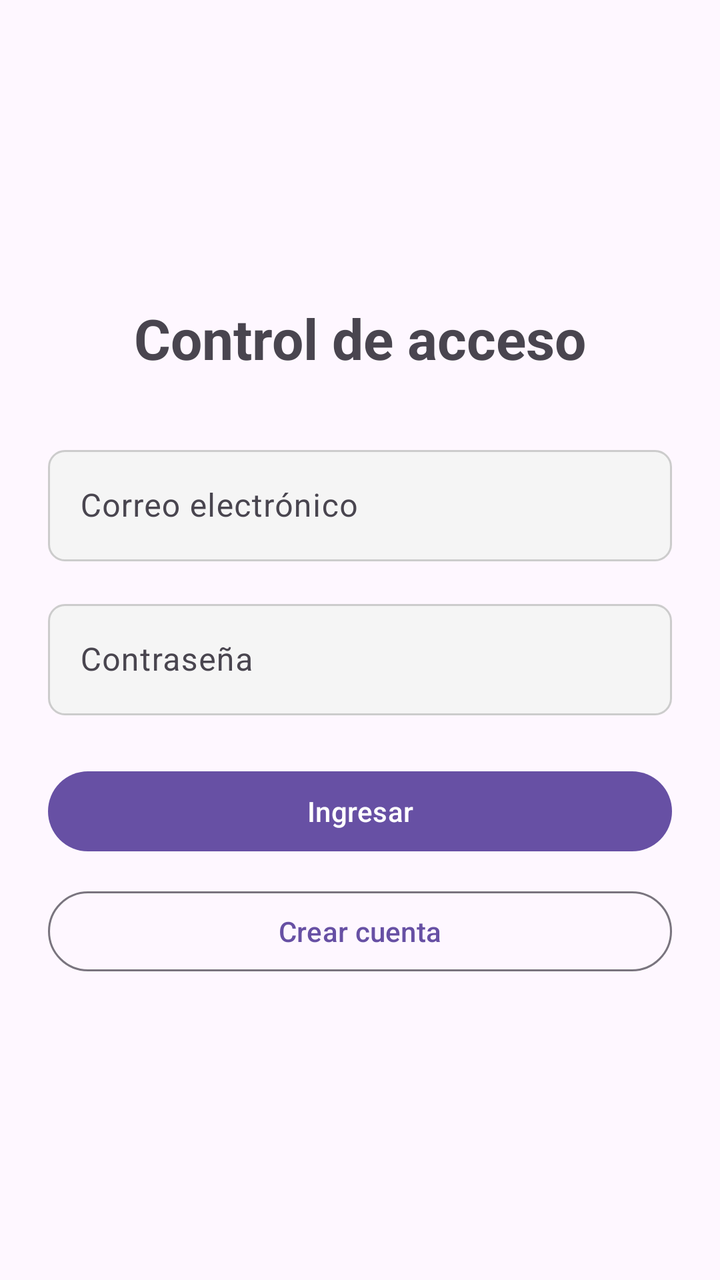
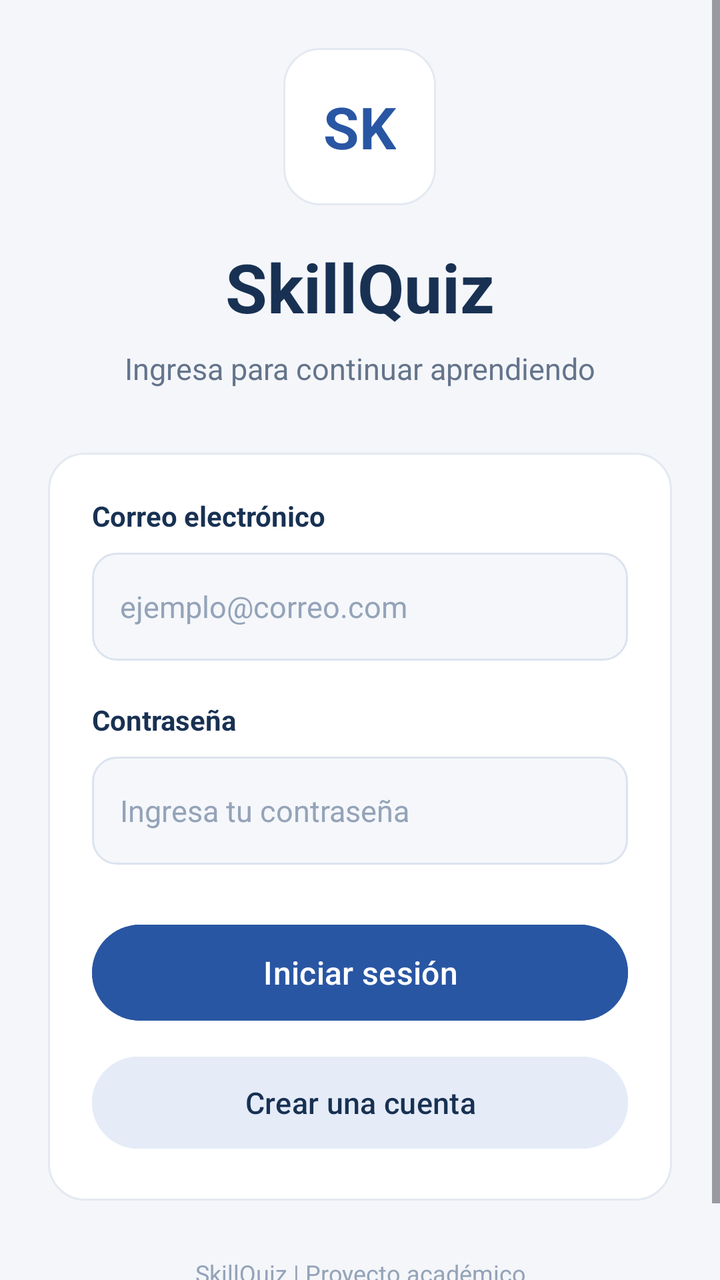

The first picture is an Android layout as it rendered before a commit; the second is the same layout after the commit. The layout source and the unified diff follow.
<!-- AndroidManifest.xml: application theme Theme.SkillQuizNuevo -->
<!-- res/layout/activity_login.xml -->
<?xml version="1.0" encoding="utf-8"?>
<LinearLayout xmlns:android="http://schemas.android.com/apk/res/android"
    android:layout_width="match_parent"
    android:layout_height="match_parent"
    android:orientation="vertical"
    android:padding="24dp"
    android:gravity="center">

    <TextView
        android:layout_width="wrap_content"
        android:layout_height="wrap_content"
        android:text="Control de acceso"
        android:textSize="28sp"
        android:textStyle="bold"
        android:layout_marginBottom="32dp" />

    <com.google.android.material.textfield.TextInputLayout
        android:layout_width="match_parent"
        android:layout_height="wrap_content"
        android:layout_marginBottom="16dp">

        <com.google.android.material.textfield.TextInputEditText
            android:id="@+id/etEmail"
            android:layout_width="match_parent"
            android:layout_height="wrap_content"
            android:hint="Correo electrónico"
            android:inputType="textEmailAddress"
            android:background="@drawable/fondo_campo" />
    </com.google.android.material.textfield.TextInputLayout>

    <com.google.android.material.textfield.TextInputLayout
        android:layout_width="match_parent"
        android:layout_height="wrap_content"
        android:layout_marginBottom="24dp">

        <com.google.android.material.textfield.TextInputEditText
            android:id="@+id/etPassword"
            android:layout_width="match_parent"
            android:layout_height="wrap_content"
            android:hint="Contraseña"
            android:inputType="textPassword"
            android:background="@drawable/fondo_campo" />
    </com.google.android.material.textfield.TextInputLayout>

    <Button
        android:id="@+id/btnLogin"
        android:layout_width="match_parent"
        android:layout_height="wrap_content"
        android:text="Ingresar"
        android:layout_marginBottom="12dp" />

    <Button
        android:id="@+id/btnRegister"
        android:layout_width="match_parent"
        android:layout_height="wrap_content"
        android:text="Crear cuenta"
        style="?attr/materialButtonOutlinedStyle" />

</LinearLayout>
<!-- resources referenced by this layout -->
<resources>
  <!-- drawable fondo_campo (drawable) -->
  <?xml version="1.0" encoding="utf-8"?>
  <shape xmlns:android="http://schemas.android.com/apk/res/android"
      android:shape="rectangle">
      <solid android:color="#F5F5F5" />
      <corners android:radius="8dp" />
      <stroke
          android:width="1dp"
          android:color="#CCCCCC" />
  </shape>
  <style name="Theme.SkillQuizNuevo" parent="Base.Theme.SkillQuizNuevo" />
  <style name="Base.Theme.SkillQuizNuevo" parent="Theme.Material3.DayNight.NoActionBar">
          
          
      </style>
</resources>

<!-- the commit's change to res/layout/activity_login.xml (unified diff, before → after) -->
@@ -1,59 +1,135 @@
 <?xml version="1.0" encoding="utf-8"?>
-<LinearLayout xmlns:android="http://schemas.android.com/apk/res/android"
+<ScrollView
+    xmlns:android="http://schemas.android.com/apk/res/android"
     android:layout_width="match_parent"
     android:layout_height="match_parent"
-    android:orientation="vertical"
-    android:padding="24dp"
-    android:gravity="center">
+    android:fillViewport="true"
+    android:fitsSystemWindows="true"
+    android:background="#F4F6FA">
 
-    <TextView
-        android:layout_width="wrap_content"
-        android:layout_height="wrap_content"
-        android:text="Control de acceso"
-        android:textSize="28sp"
-        android:textStyle="bold"
-        android:layout_marginBottom="32dp" />
-
-    <com.google.android.material.textfield.TextInputLayout
+    <LinearLayout
         android:layout_width="match_parent"
         android:layout_height="wrap_content"
-        android:layout_marginBottom="16dp">
+        android:orientation="vertical"
+        android:gravity="center"
+        android:padding="24dp">
 
-        <com.google.android.material.textfield.TextInputEditText
-            android:id="@+id/etEmail"
+        <TextView
+            android:layout_width="wrap_content"
+            android:layout_height="wrap_content"
+            android:text="SK"
+            android:textSize="29sp"
+            android:textStyle="bold"
+            android:textColor="#2956A3"
+            android:gravity="center"
+            android:padding="20dp"
+            android:background="@drawable/fondo_tarjeta" />
+
+        <TextView
             android:layout_width="match_parent"
             android:layout_height="wrap_content"
-            android:hint="Correo electrónico"
-            android:inputType="textEmailAddress"
-            android:background="@drawable/fondo_campo" />
-    </com.google.android.material.textfield.TextInputLayout>
+            android:text="SkillQuiz"
+            android:textSize="34sp"
+            android:textStyle="bold"
+            android:textColor="#183153"
+            android:gravity="center"
+            android:layout_marginTop="18dp" />
 
-    <com.google.android.material.textfield.TextInputLayout
-        android:layout_width="match_parent"
-        android:layout_height="wrap_content"
-        android:layout_marginBottom="24dp">
-
-        <com.google.android.material.textfield.TextInputEditText
-            android:id="@+id/etPassword"
+        <TextView
             android:layout_width="match_parent"
             android:layout_height="wrap_content"
-            android:hint="Contraseña"
-            android:inputType="textPassword"
-            android:background="@drawable/fondo_campo" />
-    </com.google.android.material.textfield.TextInputLayout>
+            android:text="Ingresa para continuar aprendiendo"
+            android:textSize="15sp"
+            android:textColor="#64748B"
+            android:gravity="center"
+            android:layout_marginTop="8dp" />
 
-    <Button
-        android:id="@+id/btnLogin"
-        android:layout_width="match_parent"
-        android:layout_height="wrap_content"
-        android:text="Ingresar"
-        android:layout_marginBottom="12dp" />
+        <LinearLayout
+            android:layout_width="match_parent"
+            android:layout_height="wrap_content"
+            android:orientation="vertical"
+            android:padding="22dp"
+            android:background="@drawable/fondo_tarjeta"
+            android:layout_marginTop="32dp">
 
-    <Button
-        android:id="@+id/btnRegister"
-        android:layout_width="match_parent"
-        android:layout_height="wrap_content"
-        android:text="Crear cuenta"
-        style="?attr/materialButtonOutlinedStyle" />
+            <TextView
+                android:layout_width="match_parent"
+                android:layout_height="wrap_content"
+                android:text="Correo electrónico"
+                android:textSize="14sp"
+                android:textStyle="bold"
+                android:textColor="#183153" />
 
-</LinearLayout>
+            <EditText
+                android:id="@+id/etCorreo"
+                android:layout_width="match_parent"
+                android:layout_height="54dp"
+                android:hint="ejemplo@correo.com"
+                android:inputType="textEmailAddress"
+                android:singleLine="true"
+                android:textSize="15sp"
+                android:textColor="#183153"
+                android:textColorHint="#94A3B8"
+                android:padding="14dp"
+                android:background="@drawable/fondo_campo"
+                android:layout_marginTop="9dp" />
+
+            <TextView
+                android:layout_width="match_parent"
+                android:layout_height="wrap_content"
+                android:text="Contraseña"
+                android:textSize="14sp"
+                android:textStyle="bold"
+                android:textColor="#183153"
+                android:layout_marginTop="20dp" />
+
+            <EditText
+                android:id="@+id/etPassword"
+                android:layout_width="match_parent"
+                android:layout_height="54dp"
+                android:hint="Ingresa tu contraseña"
+                android:inputType="textPassword"
+                android:singleLine="true"
+                android:textSize="15sp"
+                android:textColor="#183153"
+                android:textColorHint="#94A3B8"
+                android:padding="14dp"
+                android:background="@drawable/fondo_campo"
+                android:layout_marginTop="9dp" />
+
+            <Button
+                android:id="@+id/btnLogin"
+                android:layout_width="match_parent"
+                android:layout_height="56dp"
+                android:text="Iniciar sesión"
+                android:textAllCaps="false"
+                android:textSize="16sp"
+                android:textColor="#FFFFFF"
+                android:backgroundTint="#2956A3"
+                android:layout_marginTop="26dp" />
+
+            <Button
+                android:id="@+id/btnRegistro"
+                android:layout_width="match_parent"
+                android:layout_height="54dp"
+                android:text="Crear una cuenta"
+                android:textAllCaps="false"
+                android:textSize="15sp"
+                android:textColor="#183153"
+                android:backgroundTint="#E5ECF8"
+                android:layout_marginTop="10dp" />
+
+        </LinearLayout>
+
+        <TextView
+            android:layout_width="match_parent"
+            android:layout_height="wrap_content"
+            android:text="SkillQuiz | Proyecto académico"
+            android:textSize="12sp"
+            android:textColor="#94A3B8"
+            android:gravity="center"
+            android:layout_marginTop="28dp"
+            android:layout_marginBottom="12dp" />
+
+    </LinearLayout>
+</ScrollView>
<!-- resource entries referenced after the edit -->
@@ -2,13 +2,21 @@
 <resources>
   <!-- drawable fondo_campo (drawable) -->
   <?xml version="1.0" encoding="utf-8"?>
-  <shape xmlns:android="http://schemas.android.com/apk/res/android"
-      android:shape="rectangle">
-      <solid android:color="#F5F5F5" />
-      <corners android:radius="8dp" />
+  <shape xmlns:android="http://schemas.android.com/apk/res/android">
+      <solid android:color="#F5F7FB" />
+      <corners android:radius="12dp" />
       <stroke
           android:width="1dp"
-          android:color="#CCCCCC" />
+          android:color="#DCE3EF" />
+  </shape>
+  <!-- drawable fondo_tarjeta (drawable) -->
+  <?xml version="1.0" encoding="utf-8"?>
+  <shape xmlns:android="http://schemas.android.com/apk/res/android">
+      <solid android:color="#FFFFFF" />
+      <corners android:radius="18dp" />
+      <stroke
+          android:width="1dp"
+          android:color="#E4E9F1" />
   </shape>
   <style name="Theme.SkillQuizNuevo" parent="Base.Theme.SkillQuizNuevo" />
   <style name="Base.Theme.SkillQuizNuevo" parent="Theme.Material3.DayNight.NoActionBar">
